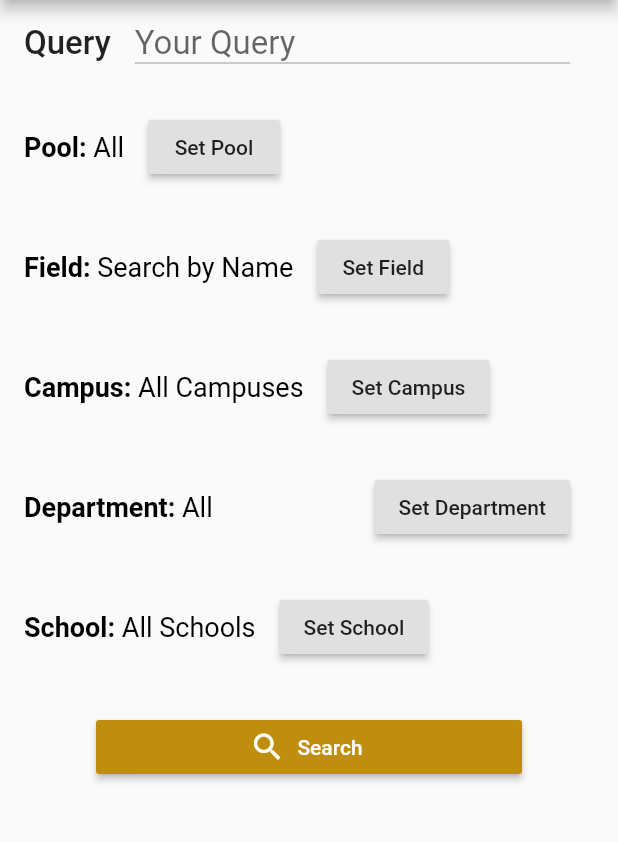
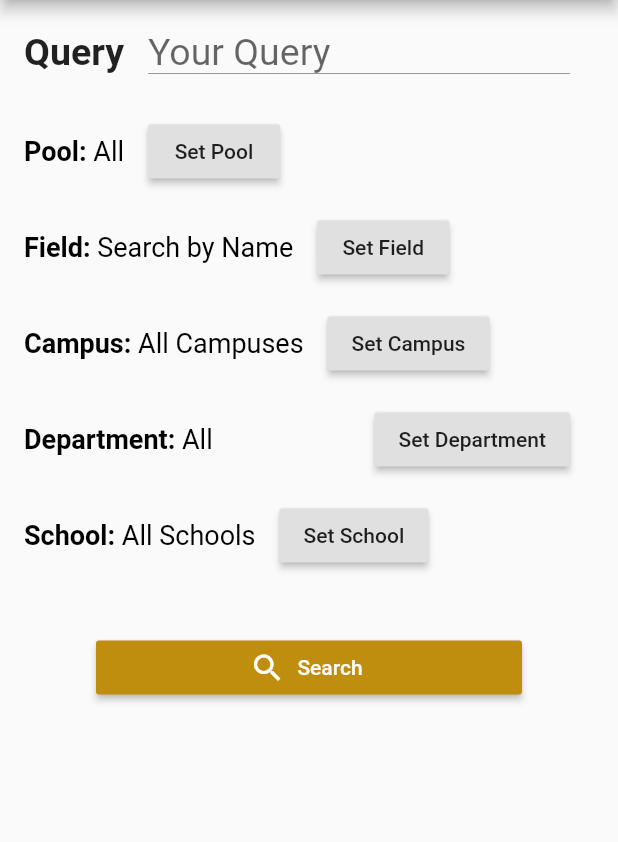
Before and after one commit to jpitlor/purdue_directory, a Flutter app: the screen it shows after launch, on a phone screen of 412 x 824 dp, the part 84-926 px from its top. Run offline on Flutter 3.47's test engine with Material 2 defaults, Android fonts, the phone set to English and light mode, and no system bars.

Commit message:
some minor tweaks to the ui

```diff
--- a/lib/directory_api/api.dart
+++ b/lib/directory_api/api.dart
@@ -30,6 +30,7 @@ class Api {
       String fullName = e.getElementsByClassName("cn-name")[0].text;
       if (fullName == "") continue;
 
+      List<String> nameParts = fullName.split(" ");
       String alias = _findInDOM(e, "alias");
       String profilePicture = _getProfilePictureURL(alias);
       String nickname = _findInDOM(e, "nickname");
@@ -51,6 +52,9 @@ class Api {
 
       people.add(new Person(
           fullName,
+          nameParts[0],
+          nameParts.length == 3 ? nameParts[1] : "",
+          nameParts.length == 3 ? nameParts[2] : nameParts[1],
           profilePicture,
           alias,
           nickname,
--- a/lib/directory_api/person.dart
+++ b/lib/directory_api/person.dart
@@ -1,5 +1,8 @@
 class Person {
   String _fullName;
+  String _firstName;
+  String _middleName;
+  String _lastName;
   String _profilePicture;
   String _alias;
   String _nickname;
@@ -20,6 +23,12 @@ class Person {
   String _url;
 
   String get fullName => _fullName;
+
+  String get firstName => _firstName;
+
+  String get middleName => _middleName;
+
+  String get lastName => _lastName;
 
   String get alias => _alias;
 
@@ -57,24 +66,21 @@ class Person {
 
   String get url => _url;
 
-  Person(
-      this._fullName,
-      this._profilePicture,
-      this._alias,
-      this._nickname,
-      this._email,
-      this._campus,
-      this._department,
-      this._title,
-      this._school,
-      this._fax,
-      this._pager,
-      this._otherPhone,
-      this._building,
-      this._office,
-      this._officeHours,
-      this._qualifiedName,
-      this._comment,
-      this._project,
-      this._url);
+  Person(this._fullName, this._firstName, this._middleName, this._lastName, this._profilePicture,
+    this._alias, this._nickname, this._email, this._campus, this._department, this._title,
+    this._school, this._fax, this._pager, this._otherPhone, this._building, this._office,
+    this._officeHours, this._qualifiedName, this._comment, this._project, this._url);
+
+  String _titleCase(String s) {
+    return s[0].toUpperCase() + s.substring(1);
+  }
+
+  @override
+  String toString() {
+    if (_middleName != "") {
+      return "${_titleCase(_firstName)} ${_titleCase(_middleName)} ${_titleCase(_lastName)}";
+    } else {
+      return "${_titleCase(_firstName)} ${_titleCase(_lastName)}";
+    }
+  }
 }
--- a/lib/widgets/person.dart
+++ b/lib/widgets/person.dart
@@ -10,7 +10,7 @@ class PersonView extends StatelessWidget {
 	Widget build(BuildContext context) {
 		return new Scaffold(
 			appBar: new AppBar(
-				title: new Text(_person.fullName)
+				title: new Text(_person.toString())
 			),
 			body: new Column(
 				children: <Widget>[
--- a/lib/widgets/results.dart
+++ b/lib/widgets/results.dart
@@ -9,7 +9,7 @@ class ResultsView extends StatelessWidget {
 
 	Widget toListItem(Person person, BuildContext context) {
 		return new ListTile(
-			title: new Text(person.fullName,
+			title: new Text(person.toString(),
 				style: new TextStyle(fontWeight: FontWeight.w500, fontSize: 20.0)),
 			subtitle: new Text(person.email),
 			leading: new ImageIcon(new NetworkImage(person.profilePicture)),
--- a/lib/widgets/search.dart
+++ b/lib/widgets/search.dart
@@ -43,7 +43,7 @@ class _SearchViewState extends State<SearchView> {
           builder: (context) {
             return new AlertDialog(
               title: new Text("No Results Found"),
-              content: new Text(e.toString()),
+              content: new Text(e.toString().substring("Exception: ".length)),
               actions: <Widget>[
                 new FlatButton(
                   child: new Text('OK'),
@@ -57,7 +57,7 @@ class _SearchViewState extends State<SearchView> {
 
   Padding _buildRow(String label, String value, Widget input) {
     return new Padding(
-      padding: new EdgeInsets.all(16.0),
+      padding: new EdgeInsets.symmetric(horizontal: 16.0, vertical: 8.0),
       child: new Row(mainAxisAlignment: MainAxisAlignment.start, children: <Widget>[
         new Flexible(
           child: new RichText(
@@ -88,16 +88,16 @@ class _SearchViewState extends State<SearchView> {
       controller: controller,
       decoration: new InputDecoration.collapsed(
         hintText: hint,
-        hintStyle: new TextStyle(fontSize: 22.0),
+        hintStyle: new TextStyle(fontSize: 25.0),
         border: new UnderlineInputBorder(),
       ),
-      style: new TextStyle(fontSize: 22.0, color: Colors.black),
+      style: new TextStyle(fontSize: 25.0, color: Colors.black),
     );
   }
 
   Padding _buildButton(IconData icon, String text, Function clickHandler) {
     return new Padding(
-      padding: new EdgeInsets.symmetric(vertical: 16.0, horizontal: 64.0),
+      padding: new EdgeInsets.symmetric(vertical: 32.0, horizontal: 64.0),
       child: new RaisedButton.icon(
         icon: new Icon(icon),
         label: new Text(text),
@@ -150,11 +150,11 @@ class _SearchViewState extends State<SearchView> {
       body: new ListView(
         children: <Widget>[
           new Padding(
-            padding: new EdgeInsets.all(16.0),
+            padding: new EdgeInsets.symmetric(horizontal: 16.0, vertical: 20.0),
             child: new Row(mainAxisAlignment: MainAxisAlignment.start, children: <Widget>[
               new Text("Query",
                   overflow: TextOverflow.ellipsis,
-                  style: new TextStyle(fontWeight: FontWeight.w500, fontSize: 22.0)),
+                  style: new TextStyle(fontWeight: FontWeight.w700, fontSize: 25.0)),
               new Expanded(
                 child: new Padding(
                   padding: new EdgeInsets.symmetric(horizontal: 16.0),
```
